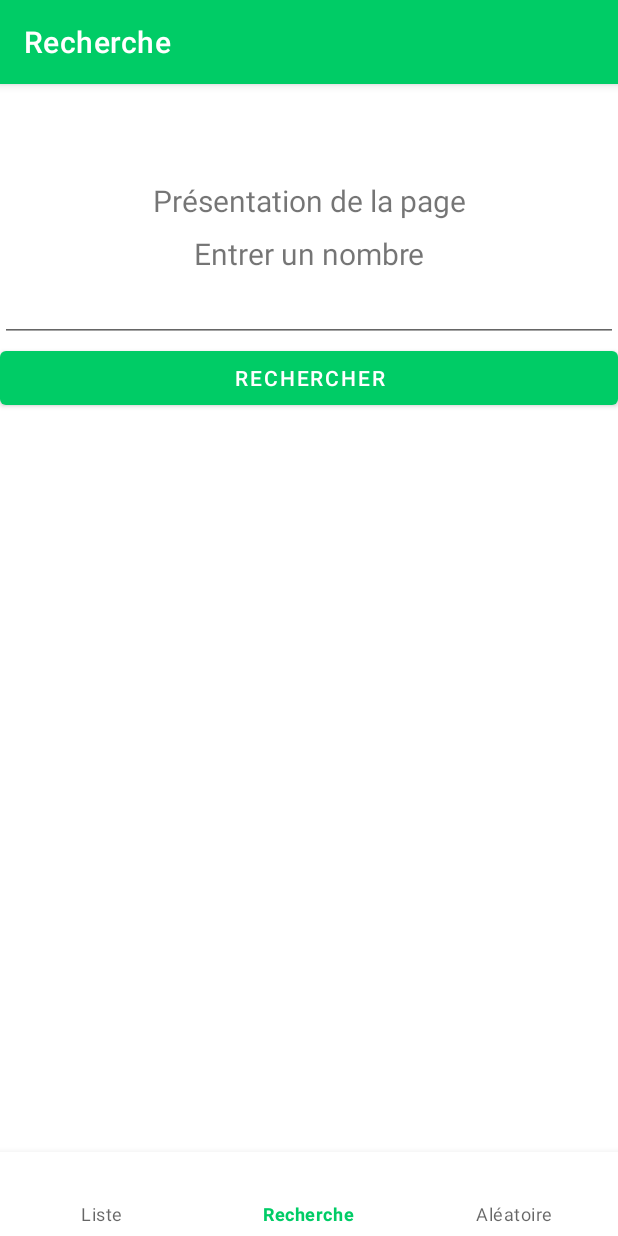
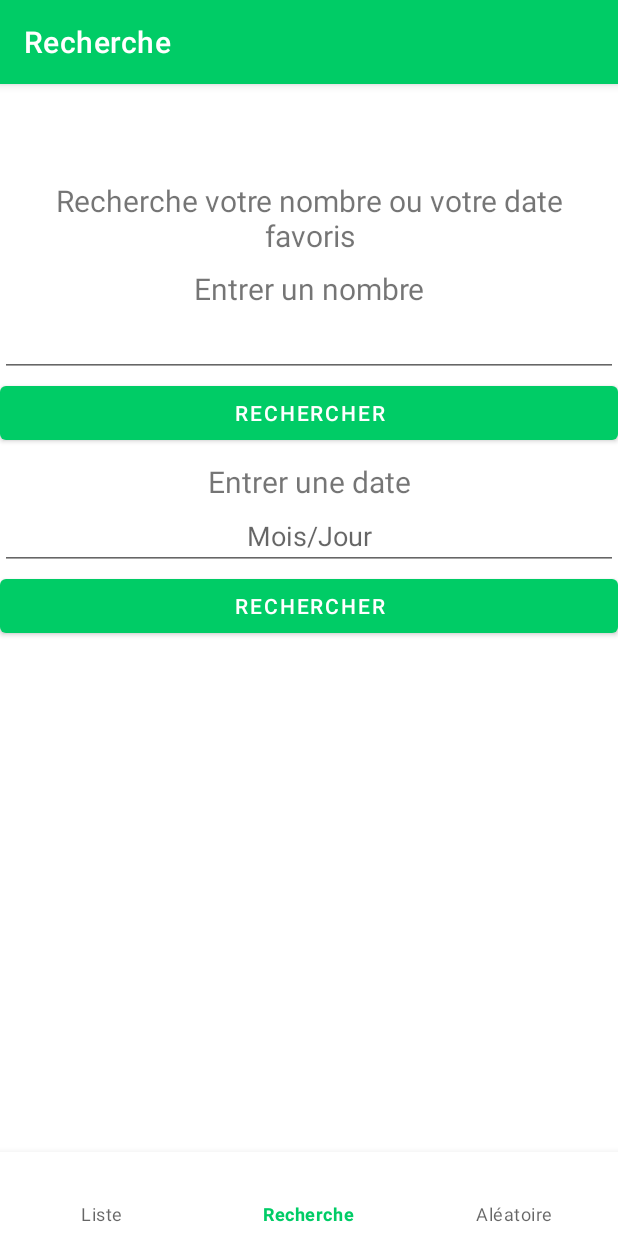
Before and after one commit to jeanglade/f1_anglade_godard, an Android app: the SearchFragment screen opened through its navigation route, on a phone screen of 412 x 824 dp. Run offline under Robolectric (Android 15) with nearby library versions, the phone set to English and light mode, and no system bars; our stand-ins replace Volley, navigation-ui; libraries missing offline, so code that uses them is left out: org.jetbrains.anko.

Commit message:
:sparkles: Ajout recherche date :^)

```diff
--- a/app/src/main/java/com/example/f1_anglade_godard/ui/search/SearchFragment.kt
+++ b/app/src/main/java/com/example/f1_anglade_godard/ui/search/SearchFragment.kt
@@ -16,7 +16,7 @@ class SearchFragment : Fragment(R.layout.fragment_search) {
 
     override fun onViewCreated(view: View, savedInstanceState: Bundle?) {
         super.onViewCreated(view, savedInstanceState)
-
+        //Number
         val textViewResult = view.findViewById<TextView>(R.id.text_result_recherche)
         val editTextRecherche = view.findViewById<TextView>(R.id.edit_text_recherche)
         val buttonRecherche = view.findViewById<Button>(R.id.button_recherche)
@@ -31,5 +31,20 @@ class SearchFragment : Fragment(R.layout.fragment_search) {
         viewModel.userInputLiveData.observe(viewLifecycleOwner, Observer<String> { newStringResult ->
             textViewResult.text = newStringResult
         })
+
+        //Date
+        val editTextRechercheDate = view.findViewById<TextView>(R.id.edit_text_recherche_date)
+        val buttonRechercheDate = view.findViewById<Button>(R.id.button_recherche_date)
+
+        buttonRechercheDate.setOnClickListener {
+            if(editTextRechercheDate.text.toString().trim().equals(""))
+                textViewResult.text = getString(R.string.required_number)
+            else
+                viewModel.getDate(editTextRechercheDate.text.toString() + "/date")
+        }
+
+        viewModel.userInputLiveDataDate.observe(viewLifecycleOwner, Observer<String> { newStringResult ->
+            textViewResult.text = newStringResult
+        })
     }
 }
--- a/app/src/main/java/com/example/f1_anglade_godard/ui/search/SearchViewModel.kt
+++ b/app/src/main/java/com/example/f1_anglade_godard/ui/search/SearchViewModel.kt
@@ -14,4 +14,11 @@ class SearchViewModel : ViewModel() {
         val textNumber: String = numberApi.getNumber(n)
         userInputLiveData.value = textNumber
     }
+
+    val userInputLiveDataDate = MutableLiveData<String>()
+
+    fun getDate(n: String) = viewModelScope.launch {
+        val textNumber: String = numberApi.getNumber(n)
+        userInputLiveDataDate.value = textNumber
+    }
 }
--- a/app/src/main/res/layout/fragment_search.xml
+++ b/app/src/main/res/layout/fragment_search.xml
@@ -47,6 +47,35 @@
         />
 
     <TextView
+        android:id="@+id/text_recherche_date"
+        android:text="@string/enter_date"
+        android:layout_width="match_parent"
+        android:layout_height="wrap_content"
+        android:layout_gravity="center"
+        android:layout_marginStart="8dp"
+        android:layout_marginTop="8dp"
+        android:layout_marginEnd="8dp"
+        android:textAlignment="center"
+        android:textSize="20sp"
+        />
+
+    <EditText
+        android:id="@+id/edit_text_recherche_date"
+        android:layout_width="match_parent"
+        android:layout_height="wrap_content"
+        android:textAlignment="center"
+        android:inputType="date"
+        android:hint="@string/example_date"
+        android:textColor="@color/purple_500"
+        />
+    <Button
+        android:id="@+id/button_recherche_date"
+        android:layout_width="match_parent"
+        android:layout_height="wrap_content"
+        android:text="@string/to_search"
+        />
+
+    <TextView
         android:id="@+id/text_result_recherche"
         android:layout_width="match_parent"
         android:layout_height="wrap_content"
--- a/app/src/main/res/values/strings.xml
+++ b/app/src/main/res/values/strings.xml
@@ -5,9 +5,11 @@
     <string name="random">Aléatoire</string>
     <string name="enter_number">Entrer un nombre</string>
     <string name="to_search">Rechercher</string>
-    <string name="presentation_research">Présentation de la page</string>
-    <string name="presentation_random">Présentation de la page</string>
+    <string name="presentation_research">Recherche votre nombre ou votre date favoris</string>
+    <string name="presentation_random">Recherche un nombre aléatoire</string>
     <string name="required_number">Nombre obligatoire</string>
     <string name="error">Erreur 404</string>
     <string name="back">Retour</string>
+    <string name="enter_date">Entrer une date</string>
+    <string name="example_date">Mois/Jour</string>
 </resources>
```
